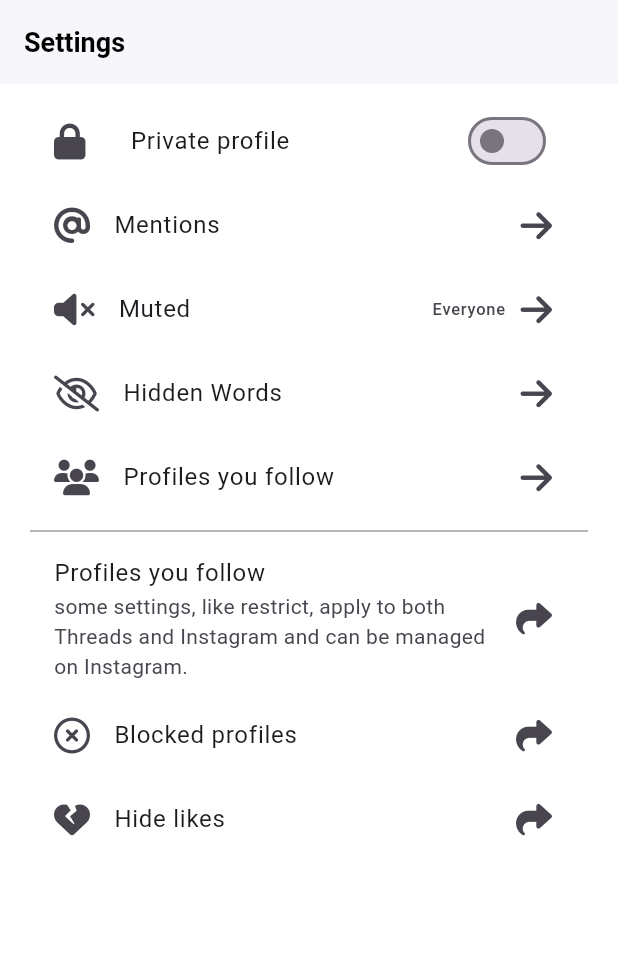
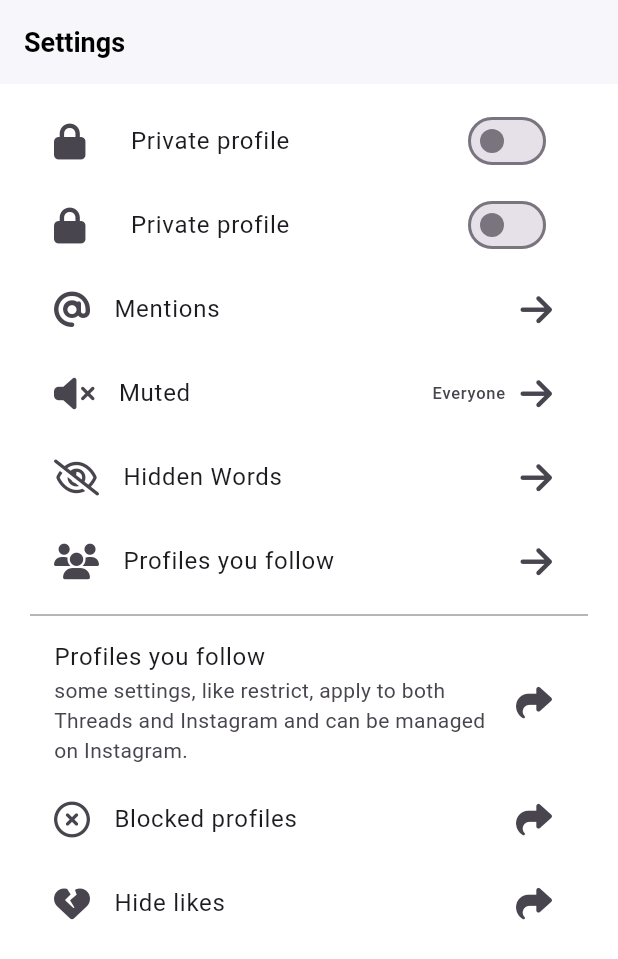
Before and after one commit to bigwave-cho/flutter-challenge, a Flutter app: the screen it shows after launch, on a phone screen of 412 x 824 dp. Shown: the top 959 px of the screen. Run offline on Flutter 3.47's test engine with Material 2 defaults, Android fonts, the phone set to English and light mode, and no system bars; our stand-ins replace camera, font_awesome_flutter, gallery_saver, go_router, google_fonts, image_picker and 3 more.

```diff
--- a/lib/challenge/features/profile/privacy_screen.dart
+++ b/lib/challenge/features/profile/privacy_screen.dart
@@ -1,6 +1,7 @@
 import 'package:flutter/material.dart';
 import 'package:font_awesome_flutter/font_awesome_flutter.dart';
 import 'package:tiktok/video_config.dart';
+import 'package:provider/provider.dart';
 
 class PrivacyScreen extends StatefulWidget {
   static String routeName = '/settings/privacy';
@@ -51,7 +52,7 @@ class _PrivacyScreenState extends State<PrivacyScreen> {
             // 딱 애니메이티드 빌더만 리빌드 됨. (AnimatedBuilder 장점)
             AnimatedBuilder(
               // value notifier는 ValueListenableBuilder 사용해도 됨
-              animation: videoConfig,
+              animation: vidoeConfig2,
               builder: (context, child) => SwitchListTile(
                 activeColor: Colors.black,
                 title: Row(children: const [
@@ -74,6 +75,27 @@ class _PrivacyScreenState extends State<PrivacyScreen> {
                   vidoeConfig2.value = !vidoeConfig2.value;
                 },
               ),
+            ),
+            SwitchListTile(
+              activeColor: Colors.black,
+              title: Row(children: const [
+                FaIcon(
+                  FontAwesomeIcons.lock,
+                ),
+                SizedBox(
+                  width: 30,
+                ),
+                Text(
+                  'Private profile',
+                )
+              ]),
+              // value: isPrivateProfileOn,
+              value: context.watch<VideoConfig>().isAutoplay,
+              // onChanged: _togglePrivateProfile,
+              onChanged: (value) {
+                // videoConfig.toggleAutoMute();
+                context.read<VideoConfig>().toggleAutoplay();
+              },
             ),
             const ListTile(
               leading: FaIcon(
--- a/lib/main.dart
+++ b/lib/main.dart
@@ -1,5 +1,6 @@
 import 'package:flutter/material.dart';
 import 'package:google_fonts/google_fonts.dart';
+import 'package:provider/provider.dart';
 import 'package:tiktok/challenge/features/authentication/initial_screen.dart';
 import 'package:tiktok/challenge/features/main_navigation/c_main_navigation.dart';
 import 'package:tiktok/challenge/features/onboarding/interests_screen.dart';
@@ -12,7 +13,7 @@ import 'package:tiktok/features/main_navigation/main_navigation.dart';
 
 import 'package:tiktok/features/onboarding/interests_screen.dart';
 import 'package:tiktok/router.dart';
-import 'package:tiktok/inherited_example.dart';
+import 'package:tiktok/video_config.dart';
 
 void main() {
   runApp(const TikTokApp());
@@ -23,7 +24,16 @@ class TikTokApp extends StatelessWidget {
 
   @override
   Widget build(BuildContext context) {
-    return MaterialApp.router(
+    //여러 프로바이더를 사용할 경우 아래 위젯을.
+    return MultiProvider(
+      providers: [
+        ChangeNotifierProvider(
+          create: (context) => VideoConfig(),
+        )
+      ],
+      // ChangeNotifierProvider 하나만 사용할 경우 아래처럼
+      // create: (context) => VideoConfig(),
+      child: MaterialApp.router(
         routerConfig: router,
         title: 'TikTok clone',
         themeMode: ThemeMode.system,
@@ -77,6 +87,7 @@ class TikTokApp extends StatelessWidget {
         // home: const MainNavigation(),
         // home: const CMainNavigation(),
         // home: const PhotoScreen(),
+      ),
     );
   }
 }
--- a/pubspec.yaml
+++ b/pubspec.yaml
@@ -44,6 +44,7 @@ dependencies:
   image_picker: 0.8.6+1
   google_fonts: ^4.0.4
   go_router: 6.0.2
+  provider: 6.0.5
 
 dev_dependencies:
   flutter_test:
```
Also changed, not shown: lib/video_config.dart (+30 -15 lines), pubspec.lock. Lines whose indentation alone changed are shown as unchanged.
